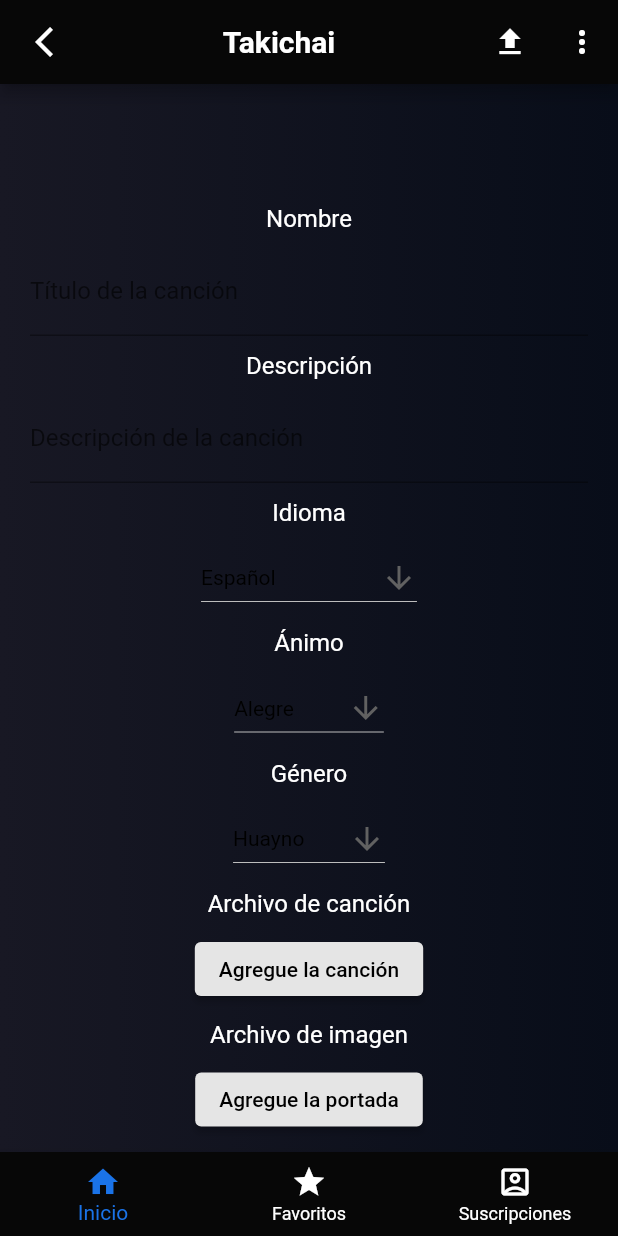
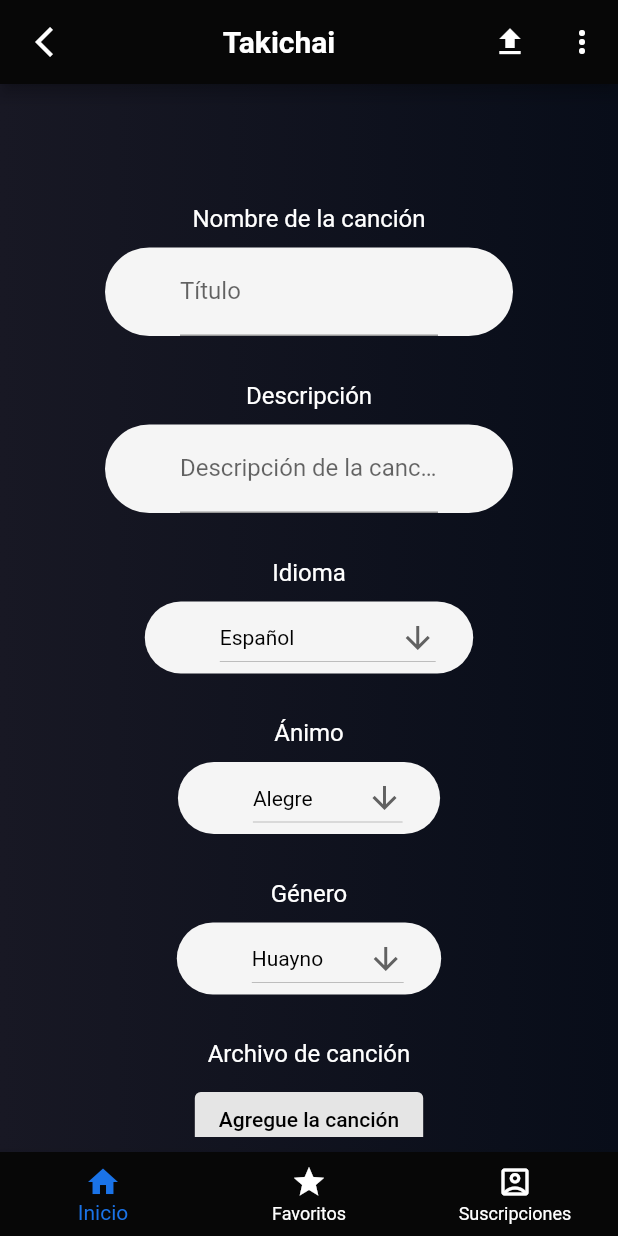
Before and after one commit to sasukenny/takichaiproject, a Flutter app: what newSong() shows on an empty page, opened directly, on a phone screen of 412 x 824 dp. Run offline on Flutter 3.47's test engine with Material 2 defaults, Android fonts, the phone set to English and light mode, and no system bars; our stand-ins replace audio_video_progress_bar, file_picker, flutter_switch, just_audio, logger, open_file and 1 more; missing offline and left inert: about; accounts and stored records are empty; network calls fail; Roboto replaces fonts that are missing (Montserrat).

Commit message:
Estilos de form subir cancion

```diff
--- a/lib/activities/act_newSong.dart
+++ b/lib/activities/act_newSong.dart
@@ -61,12 +61,19 @@
   // TEXT FIELDS
 
   Widget _buildName(){
-    return TextFormField(
+    return Container (
+      margin: EdgeInsets.fromLTRB(50,0,50,20),
+      padding: EdgeInsets.fromLTRB(50,0,50,0),
+      decoration: BoxDecoration(
+        color: Color.fromRGBO(245, 245, 245, 1),
+        borderRadius: BorderRadius.circular(50),
+      ),
+        child: TextFormField(
           style: const TextStyle(
             color: Colors.white
           ),
           decoration: const InputDecoration(
-        labelText: "Título de la canción",
+            labelText: "Título",
             hintStyle: TextStyle(
               color: Colors.white
             ),
@@ -78,11 +85,19 @@
           onChanged: (String? value){
             _name = value!;
           },
+        ),
     );
   }
 
   Widget _buildDescription(){
-    return TextFormField(
+    return Container (
+      margin: EdgeInsets.fromLTRB(50,0,50,20),
+      padding: EdgeInsets.fromLTRB(50,0,50,0),
+      decoration: BoxDecoration(
+        color: Color.fromRGBO(245, 245, 245, 1),
+        borderRadius: BorderRadius.circular(50),
+      ),
+      child: TextFormField(
         style: const TextStyle(
             color: Colors.white,
 
@@ -94,12 +109,20 @@
         onChanged: (String? value){
           _description = value!;
         },
+      ),
     );
   }
 
 // DROPDOWNS
   Widget _buildLanguage(){
-    return DropdownButton(
+    return Container (
+      margin: EdgeInsets.fromLTRB(35,0,35,20),
+      padding: EdgeInsets.fromLTRB(50,0,25,0),
+      decoration: BoxDecoration(
+        color: Color.fromRGBO(245, 245, 245, 1),
+        borderRadius: BorderRadius.circular(50),
+      ),
+      child:  DropdownButton(
         value: _language,
         items: <String>['Español', 'English', 'Quechua/RunaSimi', 'Aymara']
             .map<DropdownMenuItem<String>>((String value) {
@@ -116,11 +139,19 @@
             _language = newValue!;
           });
         },
+      ),
     );
   }
 
   Widget _buildMood(){
-    return DropdownButton(
+    return Container (
+      margin: EdgeInsets.fromLTRB(35,0,35,20),
+      padding: EdgeInsets.fromLTRB(50,0,25,0),
+      decoration: BoxDecoration(
+      color: Color.fromRGBO(245, 245, 245, 1),
+      borderRadius: BorderRadius.circular(50),
+      ),
+      child:  DropdownButton(
           value: _mood,
           items: <String>['Alegre', 'Triste', 'Melancólico', 'Reflexivo']
               .map<DropdownMenuItem<String>>((String value) {
@@ -136,11 +167,19 @@
               _mood = newValue!;
             });
           },
+        ),
     );
   }
 
   Widget _buildGenre(){
-    return DropdownButton(
+    return Container (
+      margin: EdgeInsets.fromLTRB(35,0,35,20),
+      padding: EdgeInsets.fromLTRB(50,0,25,0),
+      decoration: BoxDecoration(
+      color: Color.fromRGBO(245, 245, 245, 1),
+      borderRadius: BorderRadius.circular(50),
+      ),
+      child:  DropdownButton(
           value: _genre,
           items: <String>['Huayno', 'Sikuri', 'Selvática', 'Cumbia', 'Afroperuana', 'Rock', 'Otro']
               .map<DropdownMenuItem<String>>((String value) {
@@ -156,6 +195,7 @@
               _genre = newValue!;
             });
           },
+        ),
     );
   }
 
@@ -267,7 +307,7 @@
             Column(
               children: [
 
-                Text("Nombre", style: labels),
+                Text("Nombre de la canción", style: labels),
                 Container(
                     padding: const EdgeInsets.fromLTRB(10, 10, 10, 10),
                         child: _buildName()
```
Lines whose indentation alone changed are shown as unchanged.
